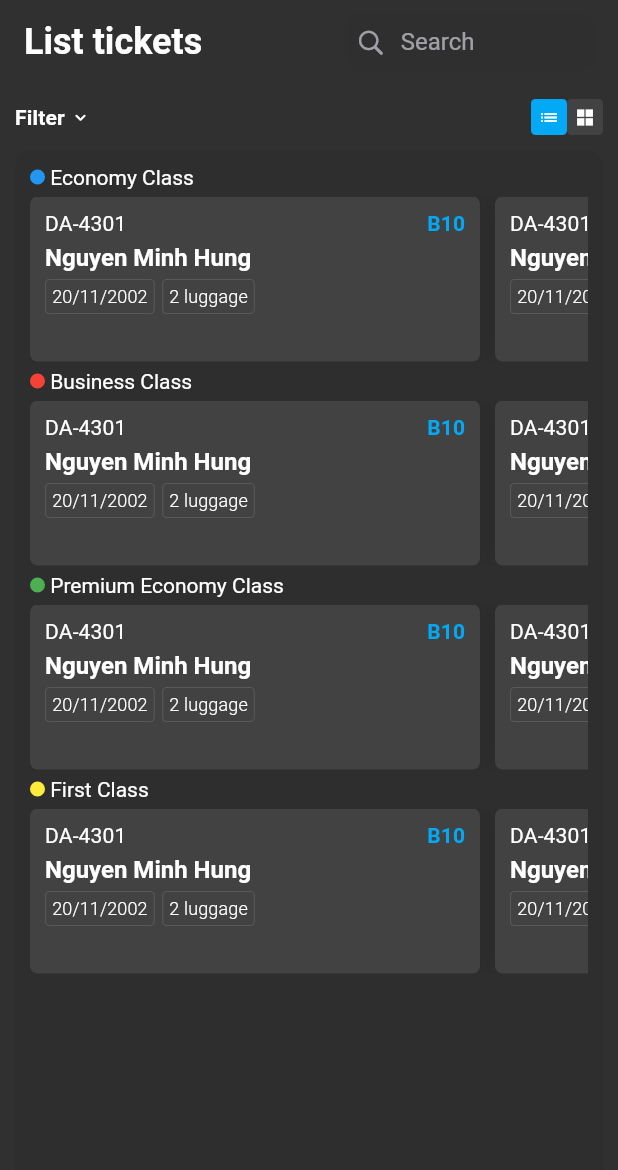
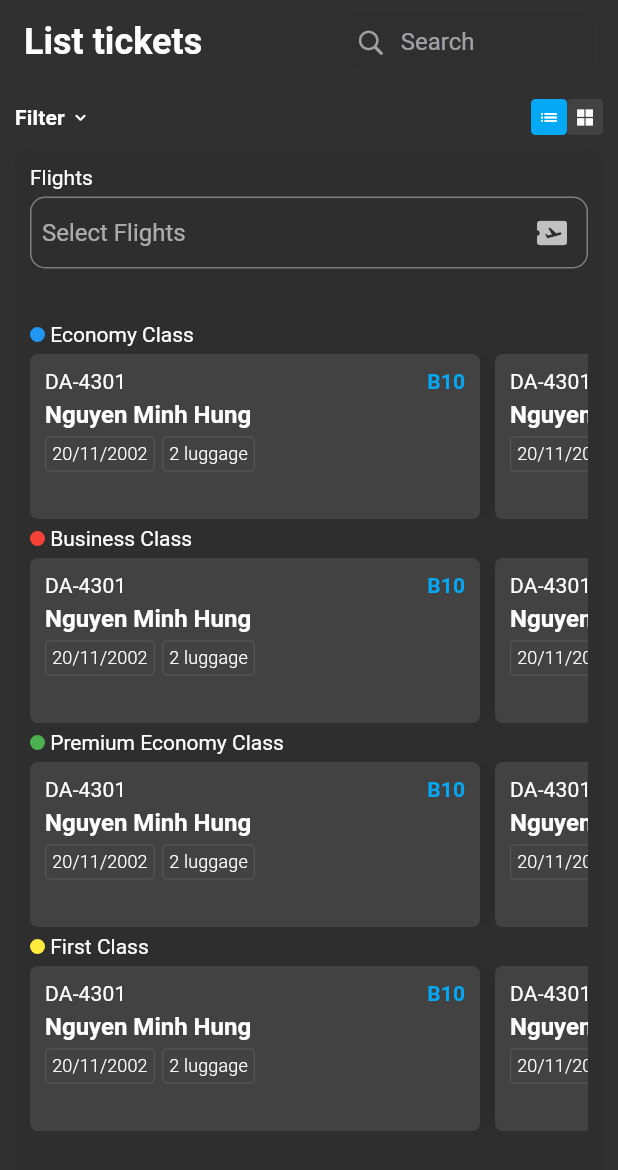
Before and after one commit to nguyenminhhung2011/Flight-Booking, a Flutter app: the ListTicketScreen screen opened directly, on a phone screen of 412 x 824 dp. Shown: the top 1170 px of the screen. Run offline on Flutter 3.47's test engine with Material 2 defaults, Android fonts, the light colour scheme and no system bars; our stand-ins replace adaptive_theme, badges, bloc, dotted_decoration, extended_image, fl_chart and 5 more; missing offline and left inert: flutter_adaptive_scaffold, ticket_widget.

Commit message:
☀️⬆️ Complete Feature list tic screen UI

```diff
--- a/lib/presentations/dashboard/bloc/dashboard_bloc.dart
+++ b/lib/presentations/dashboard/bloc/dashboard_bloc.dart
@@ -18,6 +18,7 @@ class DashboardBloc extends Bloc<DashboardEvent, DashboardState> {
             data: DashboardModelState(
               viewEnum: 0,
               isDarkTheme: false,
+              secondBodyDis: true,
             ),
           ),
         ) {
@@ -41,7 +42,10 @@ class DashboardBloc extends Bloc<DashboardEvent, DashboardState> {
     Emitter<DashboardState> emit,
   ) {
     emit(state.copyWith(
-      data: state.data.copyWith(viewEnum: event.view),
+      data: state.data.copyWith(
+        viewEnum: event.view,
+        secondBodyDis: event.secondBodyDis,
+      ),
     ));
   }
 }
--- a/lib/presentations/dashboard/bloc/dashboard_event.dart
+++ b/lib/presentations/dashboard/bloc/dashboard_event.dart
@@ -4,5 +4,6 @@ part of 'dashboard_bloc.dart';
 class DashboardEvent with _$DashboardEvent {
   const factory DashboardEvent.started() = _Started;
   const factory DashboardEvent.changeTheme(bool theme) = _ChangeTheme;
-  const factory DashboardEvent.changeView(int view) = _ChangeView;
+  const factory DashboardEvent.changeView(int view, bool secondBodyDis) =
+      _ChangeView;
 }
--- a/lib/presentations/dashboard/bloc/dashboard_model_state.dart
+++ b/lib/presentations/dashboard/bloc/dashboard_model_state.dart
@@ -7,5 +7,6 @@ class DashboardModelState with _$DashboardModelState {
   const factory DashboardModelState({
     required int viewEnum,
     required bool isDarkTheme,
+    required bool secondBodyDis,
   }) = _DashboardModelState;
 }
--- a/lib/presentations/list_ticket/views/list_ticket_screen.dart
+++ b/lib/presentations/list_ticket/views/list_ticket_screen.dart
@@ -1,13 +1,11 @@
-import 'package:flight_booking/core/config/color_config.dart';
-import 'package:flight_booking/presentations/flight_detail/views/widgets/tic_item.dart';
+import 'package:flight_booking/presentations/list_ticket/views/widgets/column_tic_view.dart';
+import 'package:flight_booking/presentations/list_ticket/views/widgets/position_dialog.dart';
 import 'package:flutter/cupertino.dart';
 import 'package:flutter/material.dart';
 
 import '../../../core/components/enum/tic_type_enum.dart';
 import '../../../generated/l10n.dart';
 import '../../flight_detail/views/widgets/icon_button.dart';
-import '../../list_flight/views/widgets/dot_custom.dart';
-import '../../list_flight/views/widgets/flight_details_widget.dart';
 
 class ListTicketScreen extends StatefulWidget {
   const ListTicketScreen({
@@ -23,10 +21,10 @@ class _ListTicketScreenState extends State<ListTicketScreen> {
 
   @override
   void initState() {
+    super.initState();
     _textController = TextEditingController();
   }
 
-  @override
   void _showPositonDia(positonClic, position, type) {
     final positonClicX = positonClic.globalPosition.dx -
         36 -
@@ -124,6 +122,21 @@ class _ListTicketScreenState extends State<ListTicketScreen> {
               ),
               child: ListView(
                 children: [
+                  SizedBox(
+                    width: double.infinity,
+                    height: 100,
+                    child: Row(
+                      children: const [
+                        Expanded(
+                          child: FilterCategory(
+                            title: 'Flights',
+                            hint: 'Select Flights',
+                            iconData: Icons.airplane_ticket,
+                          ),
+                        )
+                      ],
+                    ),
+                  ),
                   ColumnTicView(
                     onPress: (positonClic, position) => _showPositonDia(
                         positonClic, position, TicTypeEnum.economyClass),
@@ -156,175 +169,44 @@ class _ListTicketScreenState extends State<ListTicketScreen> {
   }
 }
 
-class ColumnTicView extends StatelessWidget {
-  final Function(TapDownDetails, Offset) onPress;
-  final TicTypeEnum type;
-  const ColumnTicView({
+class FilterCategory extends StatelessWidget {
+  const FilterCategory({
     super.key,
-    required this.onPress,
-    required this.type,
+    required this.title,
+    required this.hint,
+    required this.iconData,
+    this.enable = true,
   });
+  final String title;
+  final String hint;
+  final IconData iconData;
+  final bool enable;
 
   @override
   Widget build(BuildContext context) {
     return Column(
+      crossAxisAlignment: CrossAxisAlignment.start,
       children: [
-        Row(
-          children: [
-            DotCustom(
-              color: type.colorType,
-              full: true,
-            ),
-            Text(' ${type.displayValue}'),
-          ],
+        Text(
+          title,
         ),
-        const SizedBox(height: 5.0),
-        SizedBox(
-          height: 110,
-          width: double.infinity,
-          child: ListView(
-            scrollDirection: Axis.horizontal,
-            children: [
-              for (int i = 0; i < 10; i++)
-                TicItem3(width: 300, onPress: onPress),
-            ]
-                .expand((element) => [element, const SizedBox(width: 10.0)])
-                .toList(),
-          ),
+        const SizedBox(height: 5),
+        TextFormField(
+          enabled: enable,
+          decoration: InputDecoration(
+              contentPadding:
+                  const EdgeInsets.symmetric(vertical: 10, horizontal: 8),
+              hintText: hint,
+              border: OutlineInputBorder(
+                borderRadius: BorderRadius.circular(10),
+                borderSide: BorderSide(
+                  color: Colors.grey[300]!,
+                  width: 0.05,
+                ),
+              ),
+              suffixIcon: Icon(iconData)),
         ),
       ],
     );
   }
 }
-
-class PositionDialog extends StatelessWidget {
-  const PositionDialog({
-    super.key,
-    required this.positonClicY,
-    required this.positonClicX,
-    required this.type,
-  });
-
-  final double positonClicY;
-  final double positonClicX;
-  final TicTypeEnum type;
-
-  @override
-  Widget build(BuildContext context) {
-    return Dialog(
-      backgroundColor: Colors.transparent,
-      child: Stack(
-        children: [
-          const SizedBox(
-            width: double.infinity,
-            height: double.infinity,
-          ),
-          Positioned(
-            top: positonClicY,
-            left: positonClicX,
-            child: Container(
-              padding: const EdgeInsets.all(10.0),
-              width: 300,
-              decoration: BoxDecoration(
-                borderRadius: BorderRadius.circular(5.0),
-                color: Theme.of(context).cardColor,
-              ),
-              child: Column(
-                crossAxisAlignment: CrossAxisAlignment.start,
-                children: [
-                  Container(
-                    width: double.infinity,
-                    height: 200,
-                    decoration: BoxDecoration(
-                      borderRadius: BorderRadius.circular(5.0),
-                      image: const DecorationImage(
-                        fit: BoxFit.cover,
-                        image: NetworkImage(
-                          'https://images.pexels.com/photos/220453/pexels-photo-220453.jpeg?auto=compress&cs=tinysrgb&dpr=1&w=500',
-                        ),
-                      ),
-                    ),
-                    child: Align(
-                      alignment: Alignment.topRight,
-                      child: IconButton(
-                        onPressed: () => Navigator.of(context).pop(),
-                        icon: const Icon(Icons.close),
-                      ),
-                    ),
-                  ),
-                  const SizedBox(height: 10.0),
-                  Row(
-                    children: [
-                      DotCustom(
-                        color: type.colorType,
-                        full: true,
-                      ),
-                      Text(' ${type.displayValue}'),
-                      const Spacer(),
-                      Text(
-                        'DA-B10',
-                        style: Theme.of(context).textTheme.titleSmall!.copyWith(
-                              fontWeight: FontWeight.bold,
-                            ),
-                      ),
-                    ],
-                  ),
-                  const SizedBox(height: 5.0),
-                  Text(
-                    'Nguyen Minh Hung',
-                    maxLines: 1,
-                    style: Theme.of(context).textTheme.titleMedium!.copyWith(
-                          fontWeight: FontWeight.bold,
-                        ),
-                  ),
-                  Text(
-                    'Some notes in here Some notes in here Some notes in hereSome notes in here Some notes in here',
-                    style: Theme.of(context).textTheme.titleSmall!.copyWith(
-                          fontWeight: FontWeight.w400,
-                          color: Colors.grey,
-                        ),
-                  ),
-                  Container(
-                    margin: const EdgeInsets.symmetric(vertical: 10.0),
-                    decoration: BoxDecoration(
-                      borderRadius: BorderRadius.circular(10.0),
-                      border: Border.all(
-                        width: 1,
-                        color: CommonColor.primaryColor,
-                      ),
-                    ),
-                    child: Column(
-                      children: [
-                        FlightDetailsWidget(
-                          firstTitle: S.of(context).phoneNumber,
-                          firstDesc: '+04.0234242',
-                          secondTitle: S.of(context).gender,
-                          secondDesc: 'Boy',
-                        ),
-                        FlightDetailsWidget(
-                          firstTitle: S.of(context).airport,
-                          firstDesc: 'Tan Son nhat',
-                          secondTitle: S.of(context).airport,
-                          secondDesc: 'Paries',
-                        ),
-                      ],
-                    ),
-                  ),
-                  SizedBox(
-                    height: 50.0,
-                    width: double.infinity,
-                    child: Image.asset(
-                      'assets/images/bardcode.png',
-                      fit: BoxFit.fill,
-                      color: Theme.of(context).disabledColor,
-                    ),
-                  ),
-                ],
-              ),
-            ),
-          ),
-        ],
-      ),
-    );
-  }
-}
--- /dev/null
+++ b/lib/presentations/list_ticket/views/widgets/column_tic_view.dart
@@ -0,0 +1,46 @@
+import 'package:flutter/material.dart';
+
+import '../../../../core/components/enum/tic_type_enum.dart';
+import '../../../flight_detail/views/widgets/tic_item.dart';
+import '../../../list_flight/views/widgets/dot_custom.dart';
+
+class ColumnTicView extends StatelessWidget {
+  final Function(TapDownDetails, Offset) onPress;
+  final TicTypeEnum type;
+  const ColumnTicView({
+    super.key,
+    required this.onPress,
+    required this.type,
+  });
+
+  @override
+  Widget build(BuildContext context) {
+    return Column(
+      children: [
+        Row(
+          children: [
+            DotCustom(
+              color: type.colorType,
+              full: true,
+            ),
+            Text(' ${type.displayValue}'),
+          ],
+        ),
+        const SizedBox(height: 5.0),
+        SizedBox(
+          height: 110,
+          width: double.infinity,
+          child: ListView(
+            scrollDirection: Axis.horizontal,
+            children: [
+              for (int i = 0; i < 10; i++)
+                TicItem3(width: 300, onPress: onPress),
+            ]
+                .expand((element) => [element, const SizedBox(width: 10.0)])
+                .toList(),
+          ),
+        ),
+      ],
+    );
+  }
+}
```
Also changed, not shown: lib/app_coordinator.dart (+1 -6 lines), lib/presentations/dashboard/views/dashboard_screen.dart (+14 -6 lines), lib/presentations/list_ticket/views/widgets/position_dialog.dart (added, +140 -0 lines), lib/presentations/dashboard/bloc/dashboard_bloc.freezed.dart, lib/presentations/dashboard/bloc/dashboard_model_state.freezed.dart.
